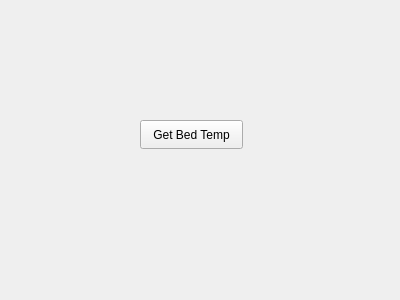
Qt form src/ui/heatlampwidget.ui (BYUCreateResearchLab/CREATE_LAB_Binder_Jet_Printer) before a commit.
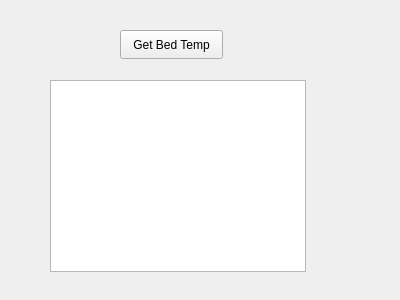
The same form after that commit.

Commit message: added output window functionality

```diff
--- a/src/ui/heatlampwidget.ui
+++ b/src/ui/heatlampwidget.ui
@@ -16,8 +16,8 @@
   <widget class="QPushButton" name="getBedTempButton">
    <property name="geometry">
     <rect>
-     <x>140</x>
-     <y>120</y>
+     <x>120</x>
+     <y>30</y>
      <width>103</width>
      <height>29</height>
     </rect>
@@ -26,6 +26,16 @@
     <string>Get Bed Temp</string>
    </property>
   </widget>
+  <widget class="QTextBrowser" name="text_output">
+   <property name="geometry">
+    <rect>
+     <x>50</x>
+     <y>80</y>
+     <width>256</width>
+     <height>192</height>
+    </rect>
+   </property>
+  </widget>
  </widget>
  <resources/>
  <connections/>
```
The commit also changes 2 other files.
